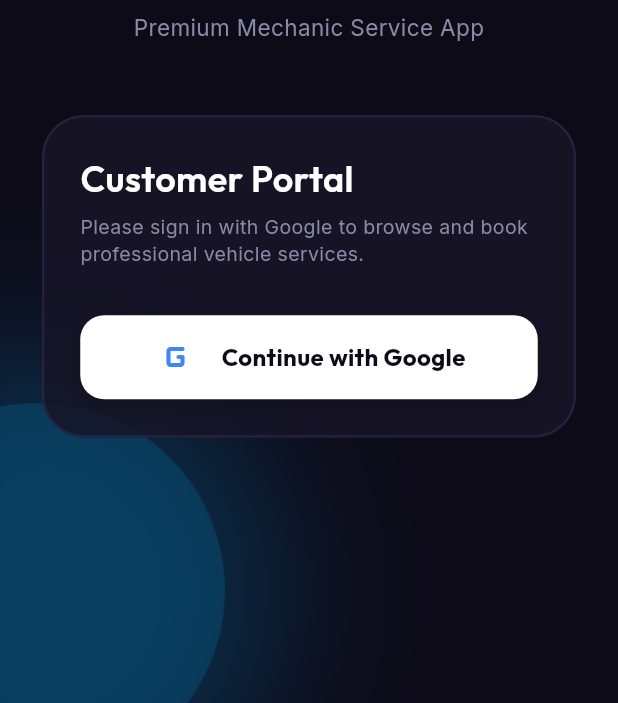
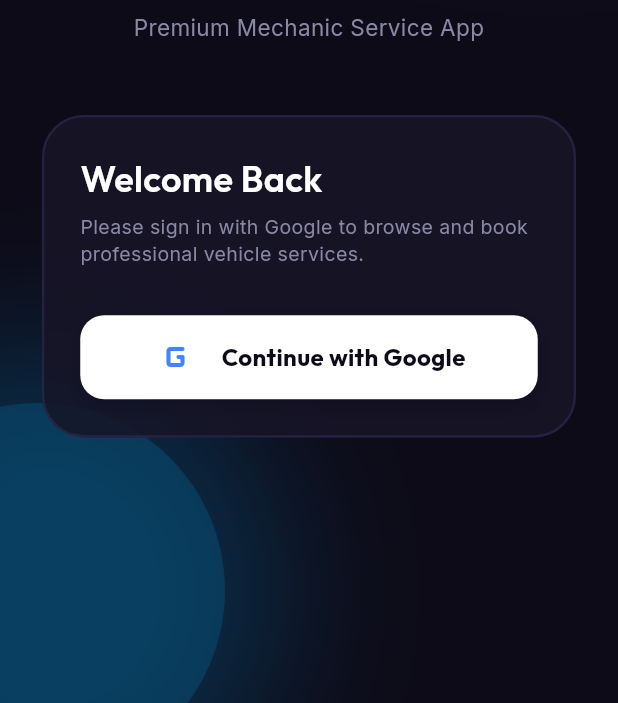
Before and after one commit to SurajChaurasia84/MechTech, a Flutter app: the screen it shows after launch, on a phone screen of 412 x 824 dp, the part 533-1236 px from its top. Run offline on Flutter 3.47's test engine with Material 3 defaults, Android fonts, the phone set to English and light mode, and no system bars; our stand-ins replace cloud_firestore, firebase_auth, firebase_core, google_fonts, google_sign_in; accounts and stored records are empty; network calls fail.

Commit message:
feat: refine login screen functionality

```diff
--- a/lib/screens/auth/login_screen.dart
+++ b/lib/screens/auth/login_screen.dart
@@ -162,7 +162,7 @@
                         crossAxisAlignment: CrossAxisAlignment.stretch,
                         children: [
                           Text(
-                            'Customer Portal',
+                            'Welcome Back',
                             style: GoogleFonts.outfit(
                               fontSize: 24,
                               fontWeight: FontWeight.w600,
```
